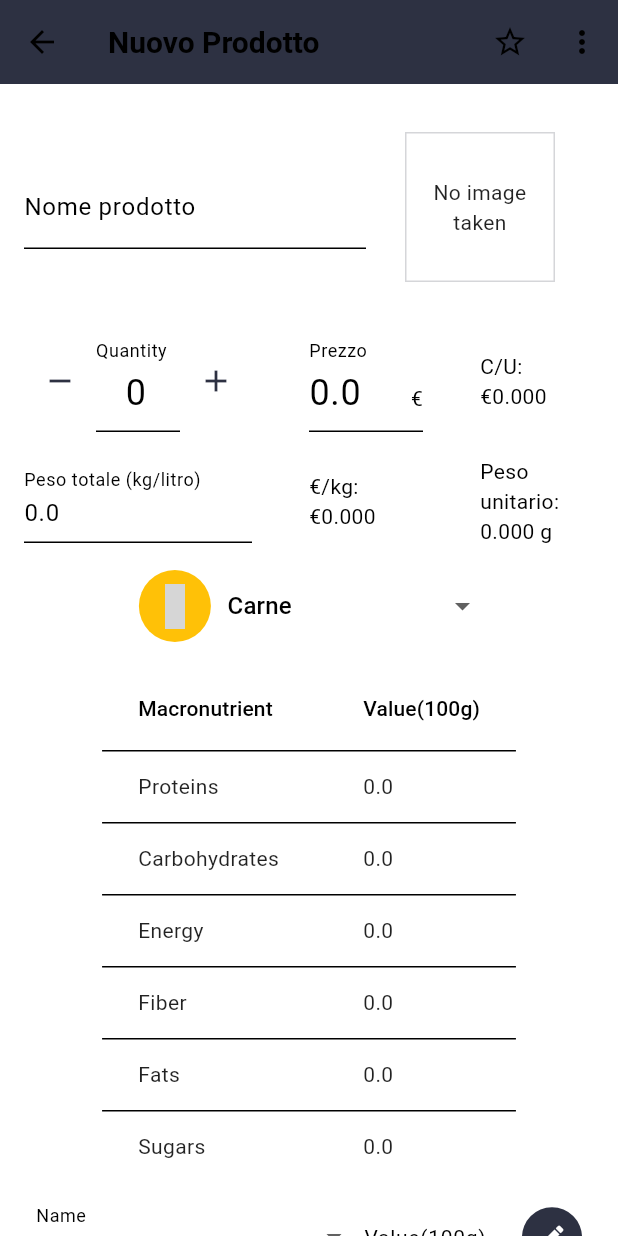
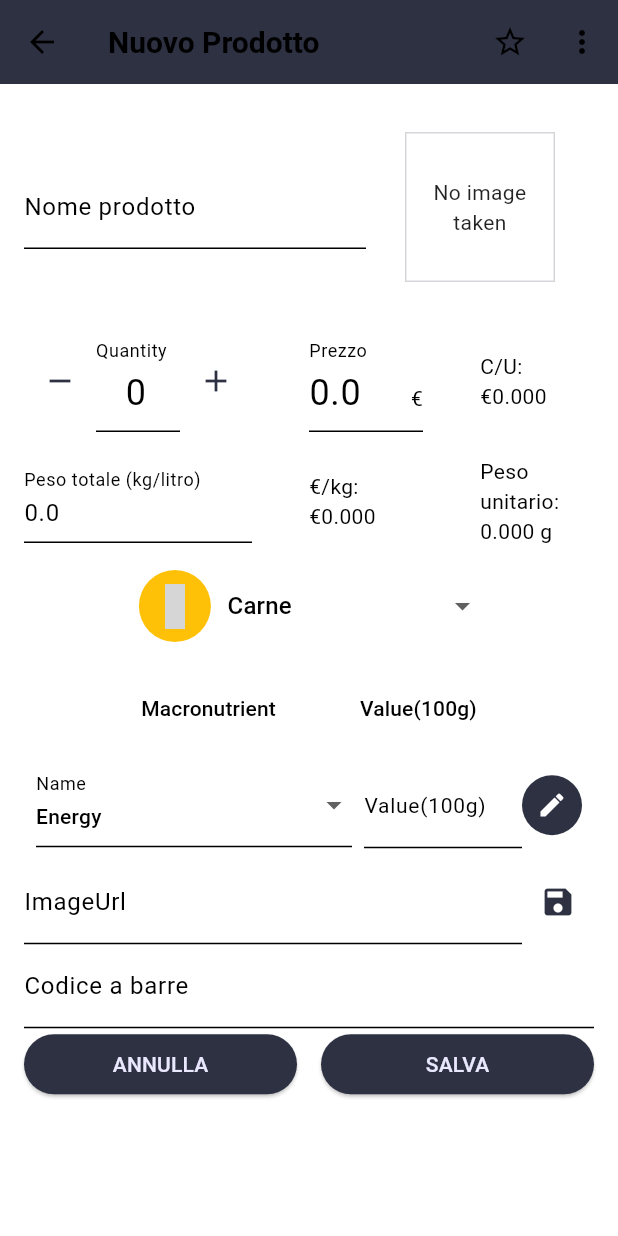
Before and after one commit to andreaferraboli/tracker, a Flutter app: the AddProductScreen screen opened directly, on a phone screen of 412 x 824 dp. Run offline on Flutter 3.47's test engine with Material 3 defaults, Android fonts, the phone set to English and light mode, and no system bars; our stand-ins replace cloud_firestore, firebase_auth, firebase_core, firebase_storage, fl_chart, flutter_riverpod and 3 more; accounts and stored records are empty; grey boxes are pictures that could not be loaded.

Commit message:
small fixes with bugs

```diff
--- a/lib/models/macronutrients_table.dart
+++ b/lib/models/macronutrients_table.dart
@@ -6,7 +6,7 @@ class MacronutrientTable extends StatefulWidget {
 
   Map<String, double>? macronutrients;
 
-  MacronutrientTable(this.onSave, this.macronutrients);
+  MacronutrientTable(this.onSave, [this.macronutrients]);
 
   @override
   _MacronutrientTableState createState() => _MacronutrientTableState();
@@ -137,6 +137,7 @@ class _MacronutrientTableState extends State<MacronutrientTable> {
                 children: [
                   Expanded(
                     flex: 2, // Aumenta la larghezza del DropdownButtonFormField
+                    //todo: qua per me l'errore è che ho due dropdown che vanno in conflitto con le value
                     child: DropdownButtonFormField<String>(
                       decoration: InputDecoration(
                         labelText: 'Name',
--- a/lib/routes/add_product_screen.dart
+++ b/lib/routes/add_product_screen.dart
@@ -35,14 +35,15 @@ class _AddProductScreenState extends State<AddProductScreen> {
     'buyQuantity': 0,
     'quantityOwned': 0,
     'unit': '',
-    'macronutrients': {
-      'Proteins': 0.0,
-      'Carbohydrates': 0.0,
-      'Energy': 0.0,
-      'Fiber': 0.0,
-      'Fats': 0.0,
-      'Sugars': 0.0,
-    },
+    'macronutrients': {},
+    // {
+    //   'Proteins': 0.0,
+    //   'Carbohydrates': 0.0,
+    //   'Energy': 0.0,
+    //   'Fiber': 0.0,
+    //   'Fats': 0.0,
+    //   'Sugars': 0.0,
+    // },
     'expirationDate': '',
     'supermarket': '',
     'purchaseDate': '',
@@ -106,6 +107,10 @@ class _AddProductScreenState extends State<AddProductScreen> {
   void dispose() {
     _quantityController.dispose();
     _imageUrlController.dispose();
+    _priceController.dispose();
+    _totalWeightController.dispose();
+    _nameProductController.dispose();
+    _barcodeController.dispose();
     super.dispose();
   }
 
@@ -247,8 +252,9 @@ class _AddProductScreenState extends State<AddProductScreen> {
         maxHeight: MediaQuery.of(context).size.height *
             0.5, // Set max height to 50% of screen height
       ),
-      child: MacronutrientTable(_setDynamicMacronutrients,
-          _productData['macronutrients'] as Map<String, double>),
+      child: widget.product != null
+          ? MacronutrientTable(_setDynamicMacronutrients, widget.product!.macronutrients)
+          : MacronutrientTable(_setDynamicMacronutrients),
     );
   }
 
```
Also changed, not shown: lib/models/macronutrientDialog.dart (+13 -3 lines).
